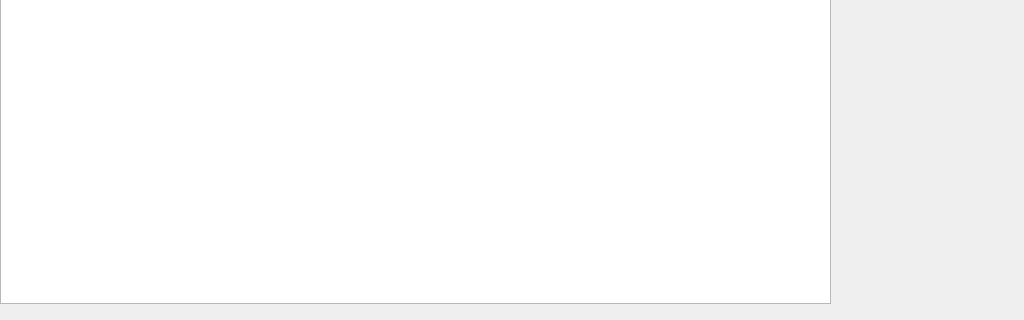
Above: BusBar-Qt/logs/logbranch/logbranchelewid.ui from luozhiyong131/BusBar before the change; both pictures show x 0 to 1024 and y 207 to 527 of the 1024 by 527 pixel window. Below: the same form after it.
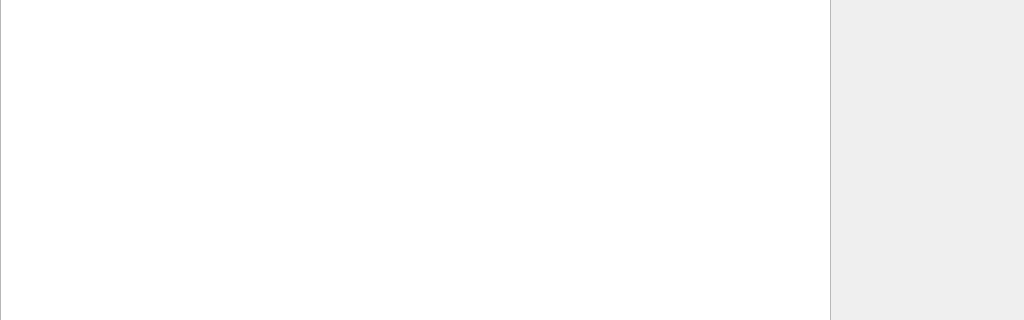
That is the form after the change.

The edit to the form file:
```diff
--- a/BusBar-Qt/logs/logbranch/logbranchelewid.ui
+++ b/BusBar-Qt/logs/logbranch/logbranchelewid.ui
@@ -19,7 +19,7 @@
      <x>0</x>
      <y>0</y>
      <width>831</width>
-     <height>511</height>
+     <height>531</height>
     </rect>
    </property>
   </widget>
@@ -27,9 +27,9 @@
    <property name="geometry">
     <rect>
      <x>839</x>
-     <y>40</y>
+     <y>0</y>
      <width>181</width>
-     <height>461</height>
+     <height>521</height>
     </rect>
    </property>
   </widget>
```
